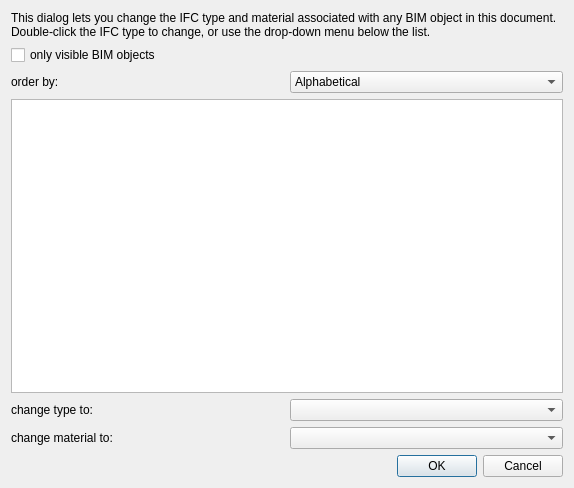
Old version of the form src/Mod/BIM/Resources/ui/dialogIfcElements.ui in the repository southseact-3d/fcd.
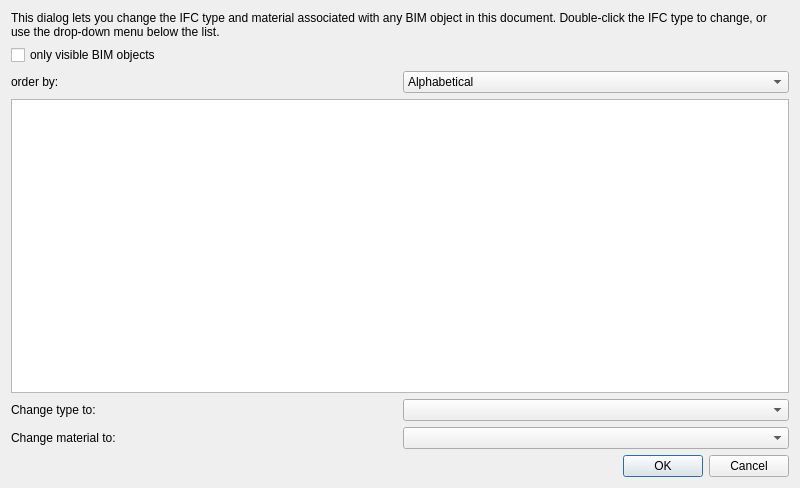
New version of the form. Icons and pictures are not drawn.

Commit message: Change IfcElements window width

Patch:
```diff
--- a/src/Mod/BIM/Resources/ui/dialogIfcElements.ui
+++ b/src/Mod/BIM/Resources/ui/dialogIfcElements.ui
@@ -6,7 +6,7 @@
    <rect>
     <x>0</x>
     <y>0</y>
-    <width>574</width>
+    <width>800</width>
     <height>488</height>
    </rect>
   </property>
@@ -100,14 +100,14 @@
      <item row="0" column="0">
       <widget class="QLabel" name="label_3">
        <property name="text">
-        <string>change type to:</string>
+        <string>Change type to:</string>
        </property>
       </widget>
      </item>
      <item row="1" column="0">
       <widget class="QLabel" name="label_4">
        <property name="text">
-        <string>change material to:</string>
+        <string>Change material to:</string>
        </property>
       </widget>
      </item>
```
Left out of the diff: 6 changed lines with no effect on the pictures.
